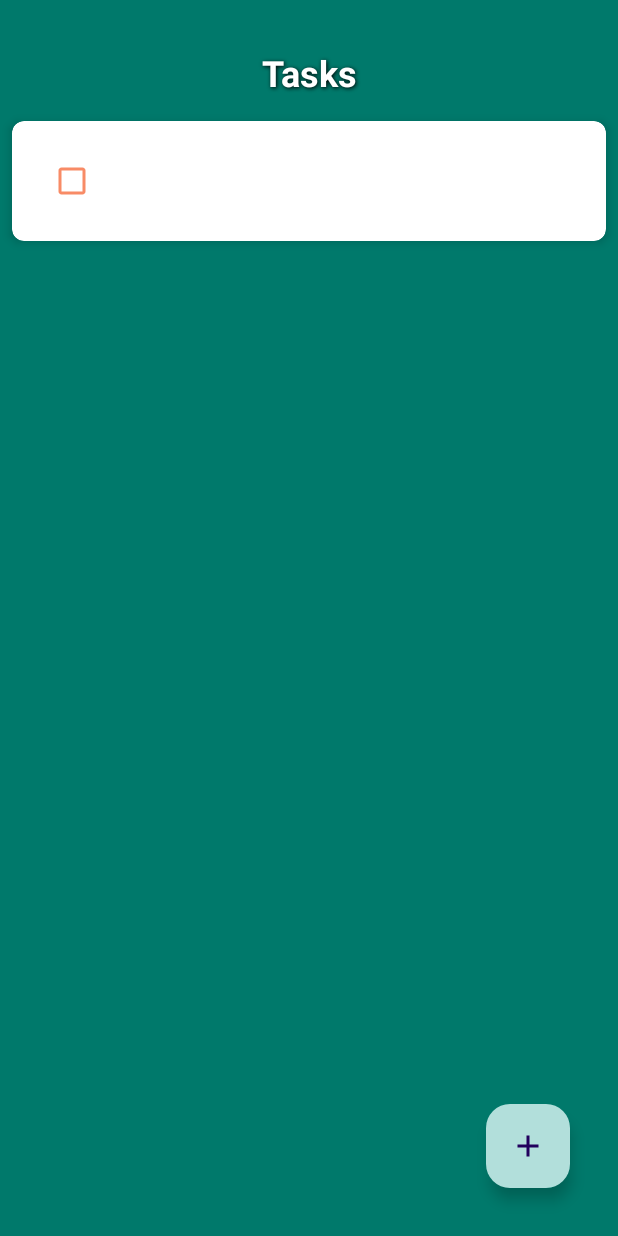
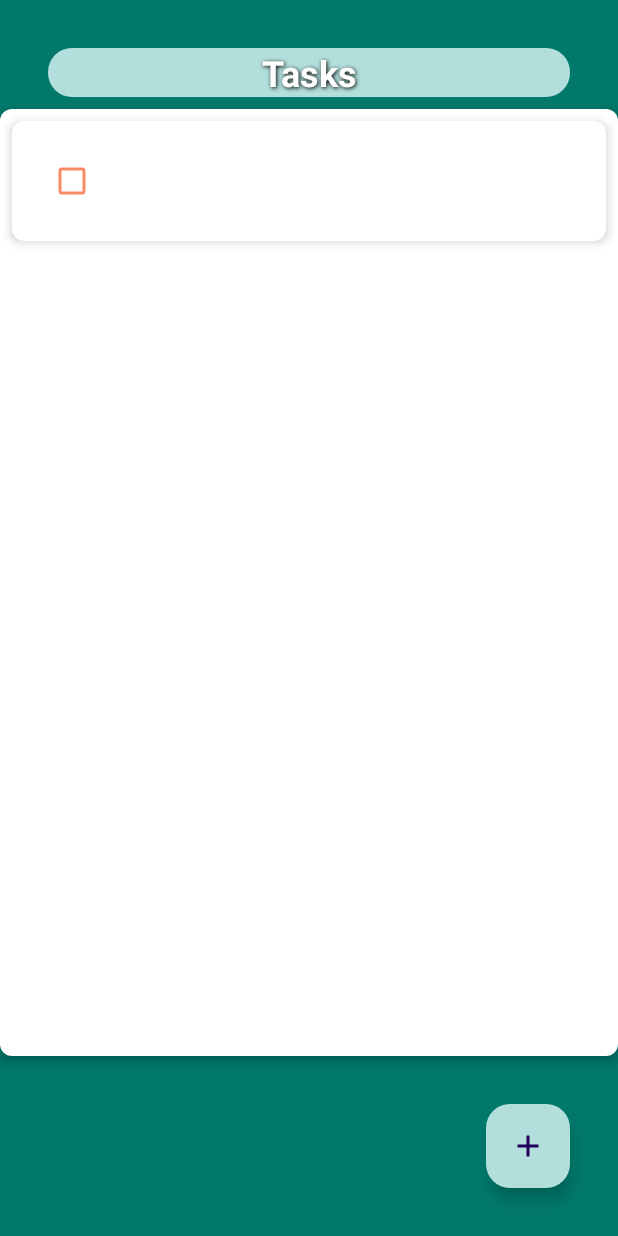
Before and after one commit to Buddhirc5/TaskTrackerApp, an Android app: the fragment AddNewTask placed in its activity, after a tap on "Save", on a phone screen of 412 x 824 dp. Run offline under Robolectric (Android 15) with nearby library versions, the phone set to English and light mode, and no system bars.

```diff
--- a/app/src/main/AndroidManifest.xml
+++ b/app/src/main/AndroidManifest.xml
@@ -2,6 +2,7 @@
 <manifest xmlns:android="http://schemas.android.com/apk/res/android"
     xmlns:tools="http://schemas.android.com/tools">
 
+    <uses-permission android:name="android.permission.VIBRATE" />
     <application
         android:allowBackup="true"
         android:dataExtractionRules="@xml/data_extraction_rules"
--- /dev/null
+++ b/app/src/main/res/anim/fade_in.xml
@@ -0,0 +1,8 @@
+<?xml version="1.0" encoding="utf-8"?>
+<set xmlns:android="http://schemas.android.com/apk/res/android">
+    <alpha
+        android:duration="300"
+        android:fromAlpha="0.0"
+        android:toAlpha="1.0"
+        android:interpolator="@android:anim/decelerate_interpolator"/>
+</set>
--- /dev/null
+++ b/app/src/main/res/anim/fade_out.xml
@@ -0,0 +1,8 @@
+<?xml version="1.0" encoding="utf-8"?>
+<set xmlns:android="http://schemas.android.com/apk/res/android">
+    <alpha
+        android:duration="300"
+        android:fromAlpha="1.0"
+        android:toAlpha="0.0"
+        android:interpolator="@android:anim/decelerate_interpolator"/>
+</set>
--- a/app/src/main/res/drawable/recycler_view_background.xml
+++ b/app/src/main/res/drawable/recycler_view_background.xml
@@ -1,4 +1,8 @@
 <?xml version="1.0" encoding="utf-8"?>
-<selector xmlns:android="http://schemas.android.com/apk/res/android">
-
-</selector>
+<shape xmlns:android="http://schemas.android.com/apk/res/android">
+    <gradient
+        android:startColor="@color/white"
+        android:endColor="@color/white"
+        android:angle="270"/>
+    <corners android:radius="8dp"/>
+</shape>
--- a/app/src/main/res/drawable/rounded_corner.xml
+++ b/app/src/main/res/drawable/rounded_corner.xml
@@ -1,4 +1,5 @@
 <?xml version="1.0" encoding="utf-8"?>
-<selector xmlns:android="http://schemas.android.com/apk/res/android">
-
-</selector>
+<shape xmlns:android="http://schemas.android.com/apk/res/android">
+    <solid android:color="@color/teal_200"/>
+    <corners android:radius="16dp"/>
+</shape>
--- a/app/src/main/res/values/styles.xml
+++ b/app/src/main/res/values/styles.xml
@@ -5,4 +5,8 @@
         <item name="android:statusBarColor">@android:color/transparent</item>
         <item name="android:windowSoftInputMode">adjustResize</item>
     </style>
+    <style name="DialogAnimation">
+        <item name="android:windowEnterAnimation">@anim/fade_in</item>
+        <item name="android:windowExitAnimation">@anim/fade_out</item>
+    </style>
 </resources>
```
Also changed, not shown: app/src/main/java/com/example/labexam4/RecyclerItemTouchHelper.kt (+44 -45 lines), app/src/main/res/animator/button_elevation.xml (+18 -3 lines), app/src/main/res/drawable/gradient_background.xml (+6 -3 lines).
